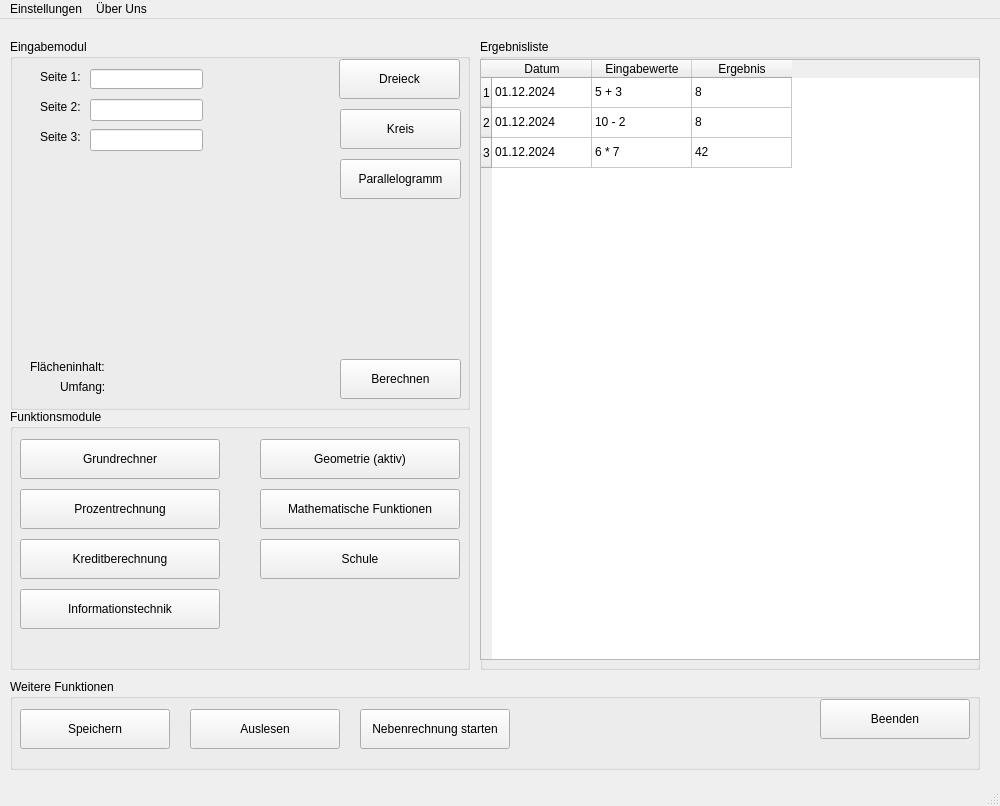
The window that modular_calc_jfy/window.ui (aurxl/modular-calc-jfy) describes before a commit, drawn with Qt 5.
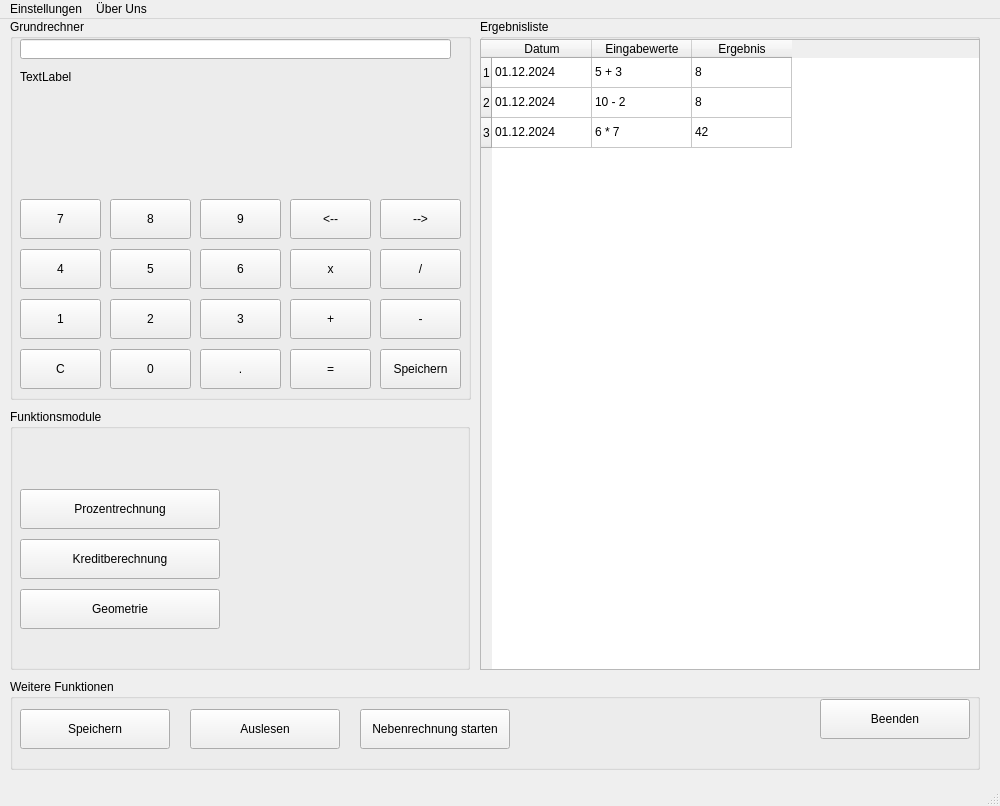
The same window after the commit.

Commit message: gui + rechner(nicht gut)

```diff
--- a/modular_calc_jfy/window.ui
+++ b/modular_calc_jfy/window.ui
@@ -26,20 +26,7 @@
     <property name="title">
      <string>Funktionsmodule</string>
     </property>
-    <widget class="QPushButton" name="button_basic_math">
-     <property name="geometry">
-      <rect>
-       <x>10</x>
-       <y>30</y>
-       <width>200</width>
-       <height>40</height>
-      </rect>
-     </property>
-     <property name="text">
-      <string>Grundrechner</string>
-     </property>
-    </widget>
-    <widget class="QPushButton" name="button_percentage">
+    <widget class="QPushButton" name="button_percentage_module">
      <property name="geometry">
       <rect>
        <x>10</x>
@@ -65,46 +52,7 @@
       <string>Kreditberechnung</string>
      </property>
     </widget>
-    <widget class="QPushButton" name="button_percentage_2">
-     <property name="geometry">
-      <rect>
-       <x>250</x>
-       <y>30</y>
-       <width>200</width>
-       <height>40</height>
-      </rect>
-     </property>
-     <property name="text">
-      <string>Geometrie (aktiv)</string>
-     </property>
-    </widget>
-    <widget class="QPushButton" name="button_percentage_3">
-     <property name="geometry">
-      <rect>
-       <x>250</x>
-       <y>80</y>
-       <width>200</width>
-       <height>40</height>
-      </rect>
-     </property>
-     <property name="text">
-      <string>Mathematische Funktionen</string>
-     </property>
-    </widget>
-    <widget class="QPushButton" name="button_percentage_4">
-     <property name="geometry">
-      <rect>
-       <x>250</x>
-       <y>130</y>
-       <width>200</width>
-       <height>40</height>
-      </rect>
-     </property>
-     <property name="text">
-      <string>Schule</string>
-     </property>
-    </widget>
-    <widget class="QPushButton" name="button_credit_2">
+    <widget class="QPushButton" name="button_geometry_module">
      <property name="geometry">
       <rect>
        <x>10</x>
@@ -114,7 +62,7 @@
       </rect>
      </property>
      <property name="text">
-      <string>Informationstechnik</string>
+      <string>Geometrie</string>
      </property>
     </widget>
    </widget>
@@ -122,9 +70,9 @@
     <property name="geometry">
      <rect>
       <x>480</x>
-      <y>20</y>
+      <y>0</y>
       <width>500</width>
-      <height>631</height>
+      <height>651</height>
      </rect>
     </property>
     <property name="title">
@@ -136,7 +84,7 @@
        <x>0</x>
        <y>20</y>
        <width>500</width>
-       <height>601</height>
+       <height>631</height>
       </rect>
      </property>
      <property name="mouseTracking">
@@ -288,172 +236,295 @@
     <property name="geometry">
      <rect>
       <x>10</x>
-      <y>20</y>
-      <width>460</width>
-      <height>371</height>
+      <y>0</y>
+      <width>461</width>
+      <height>381</height>
      </rect>
     </property>
     <property name="title">
-     <string>Eingabemodul</string>
+     <string>Grundrechner</string>
     </property>
-    <widget class="QLabel" name="label">
+    <widget class="QPushButton" name="calc_btn_c">
      <property name="geometry">
       <rect>
        <x>10</x>
-       <y>20</y>
-       <width>55</width>
-       <height>16</height>
+       <y>330</y>
+       <width>81</width>
+       <height>40</height>
       </rect>
      </property>
      <property name="text">
-      <string/>
+      <string>C</string>
      </property>
     </widget>
-    <widget class="QLabel" name="label_2">
+    <widget class="QPushButton" name="calc_btn_0">
      <property name="geometry">
       <rect>
-       <x>20</x>
-       <y>320</y>
+       <x>100</x>
+       <y>330</y>
        <width>81</width>
-       <height>16</height>
+       <height>40</height>
       </rect>
      </property>
      <property name="text">
-      <string>Flächeninhalt:</string>
+      <string>0</string>
      </property>
     </widget>
-    <widget class="QLabel" name="label_3">
+    <widget class="QPushButton" name="calc_btn_dot">
      <property name="geometry">
       <rect>
-       <x>50</x>
-       <y>340</y>
-       <width>51</width>
-       <height>16</height>
+       <x>190</x>
+       <y>330</y>
+       <width>81</width>
+       <height>40</height>
       </rect>
      </property>
      <property name="text">
-      <string>Umfang:</string>
+      <string>.</string>
      </property>
     </widget>
-    <widget class="QLabel" name="label_4">
+    <widget class="QPushButton" name="calc_btn_eq">
      <property name="geometry">
       <rect>
-       <x>30</x>
-       <y>30</y>
-       <width>55</width>
-       <height>16</height>
+       <x>280</x>
+       <y>330</y>
+       <width>81</width>
+       <height>40</height>
       </rect>
      </property>
      <property name="text">
-      <string>Seite 1:</string>
+      <string>=</string>
      </property>
     </widget>
-    <widget class="QLabel" name="label_5">
+    <widget class="QPushButton" name="calc_btn_save">
      <property name="geometry">
       <rect>
-       <x>30</x>
-       <y>60</y>
-       <width>55</width>
-       <height>16</height>
+       <x>370</x>
+       <y>330</y>
+       <width>81</width>
+       <height>40</height>
       </rect>
      </property>
      <property name="text">
-      <string>Seite 2:</string>
+      <string>Speichern</string>
      </property>
     </widget>
     <widget class="QPushButton" name="button_percentage_5">
      <property name="geometry">
       <rect>
-       <x>329</x>
-       <y>20</y>
-       <width>121</width>
+       <x>100</x>
+       <y>280</y>
+       <width>81</width>
        <height>40</height>
       </rect>
      </property>
      <property name="text">
-      <string>Dreieck</string>
+      <string>2</string>
      </property>
     </widget>
     <widget class="QPushButton" name="button_percentage_6">
      <property name="geometry">
       <rect>
-       <x>330</x>
-       <y>70</y>
-       <width>121</width>
+       <x>370</x>
+       <y>280</y>
+       <width>81</width>
        <height>40</height>
       </rect>
      </property>
      <property name="text">
-      <string>Kreis</string>
+      <string>-</string>
      </property>
     </widget>
     <widget class="QPushButton" name="button_percentage_7">
      <property name="geometry">
       <rect>
-       <x>330</x>
-       <y>120</y>
-       <width>121</width>
+       <x>190</x>
+       <y>280</y>
+       <width>81</width>
        <height>40</height>
       </rect>
      </property>
      <property name="text">
-      <string>Parallelogramm</string>
+      <string>3</string>
      </property>
     </widget>
-    <widget class="QLabel" name="label_6">
+    <widget class="QPushButton" name="calc_btn_1">
      <property name="geometry">
       <rect>
-       <x>30</x>
-       <y>90</y>
-       <width>55</width>
-       <height>16</height>
+       <x>10</x>
+       <y>280</y>
+       <width>81</width>
+       <height>40</height>
       </rect>
      </property>
      <property name="text">
-      <string>Seite 3:</string>
+      <string>1</string>
      </property>
     </widget>
-    <widget class="QLineEdit" name="lineEdit">
+    <widget class="QPushButton" name="calc_btn_add">
      <property name="geometry">
       <rect>
-       <x>80</x>
-       <y>30</y>
-       <width>113</width>
+       <x>280</x>
+       <y>280</y>
+       <width>81</width>
+       <height>40</height>
+      </rect>
+     </property>
+     <property name="text">
+      <string>+</string>
+     </property>
+    </widget>
+    <widget class="QPushButton" name="calc_btn_5">
+     <property name="geometry">
+      <rect>
+       <x>100</x>
+       <y>230</y>
+       <width>81</width>
+       <height>40</height>
+      </rect>
+     </property>
+     <property name="text">
+      <string>5</string>
+     </property>
+    </widget>
+    <widget class="QPushButton" name="calc_btn_div">
+     <property name="geometry">
+      <rect>
+       <x>370</x>
+       <y>230</y>
+       <width>81</width>
+       <height>40</height>
+      </rect>
+     </property>
+     <property name="text">
+      <string>/</string>
+     </property>
+    </widget>
+    <widget class="QPushButton" name="calc_btn_6">
+     <property name="geometry">
+      <rect>
+       <x>190</x>
+       <y>230</y>
+       <width>81</width>
+       <height>40</height>
+      </rect>
+     </property>
+     <property name="text">
+      <string>6</string>
+     </property>
+    </widget>
+    <widget class="QPushButton" name="calc_btn_4">
+     <property name="geometry">
+      <rect>
+       <x>10</x>
+       <y>230</y>
+       <width>81</width>
+       <height>40</height>
+      </rect>
+     </property>
+     <property name="text">
+      <string>4</string>
+     </property>
+    </widget>
+    <widget class="QPushButton" name="calc_btn_mul">
+     <property name="geometry">
+      <rect>
+       <x>280</x>
+       <y>230</y>
+       <width>81</width>
+       <height>40</height>
+      </rect>
+     </property>
+     <property name="text">
+      <string>x</string>
+     </property>
+    </widget>
+    <widget class="QPushButton" name="calc_btn_8">
+     <property name="geometry">
+      <rect>
+       <x>100</x>
+       <y>180</y>
+       <width>81</width>
+       <height>40</height>
+      </rect>
+     </property>
+     <property name="text">
+      <string>8</string>
+     </property>
+    </widget>
+    <widget class="QPushButton" name="calc_btn_right">
+     <property name="geometry">
+      <rect>
+       <x>370</x>
+       <y>180</y>
+       <width>81</width>
+       <height>40</height>
+      </rect>
+     </property>
+     <property name="text">
+      <string>--&gt;</string>
+     </property>
+    </widget>
+    <widget class="QPushButton" name="calc_btn_9">
+     <property name="geometry">
+      <rect>
+       <x>190</x>
+       <y>180</y>
+       <width>81</width>
+       <height>40</height>
+      </rect>
+     </property>
+     <property name="text">
+      <string>9</string>
+     </property>
+    </widget>
+    <widget class="QPushButton" name="calc_btn_7">
+     <property name="geometry">
+      <rect>
+       <x>10</x>
+       <y>180</y>
+       <width>81</width>
+       <height>40</height>
+      </rect>
+     </property>
+     <property name="text">
+      <string>7</string>
+     </property>
+    </widget>
+    <widget class="QPushButton" name="calc_btn_left">
+     <property name="geometry">
+      <rect>
+       <x>280</x>
+       <y>180</y>
+       <width>81</width>
+       <height>40</height>
+      </rect>
+     </property>
+     <property name="text">
+      <string>&lt;--</string>
+     </property>
+    </widget>
+    <widget class="QLineEdit" name="calc_input">
+     <property name="geometry">
+      <rect>
+       <x>10</x>
+       <y>20</y>
+       <width>431</width>
        <height>20</height>
       </rect>
      </property>
     </widget>
-    <widget class="QLineEdit" name="lineEdit_2">
+    <widget class="QLabel" name="calc_display">
      <property name="geometry">
       <rect>
-       <x>80</x>
-       <y>60</y>
-       <width>113</width>
-       <height>22</height>
-      </rect>
-     </property>
-    </widget>
-    <widget class="QLineEdit" name="lineEdit_3">
-     <property name="geometry">
-      <rect>
-       <x>80</x>
-       <y>90</y>
-       <width>113</width>
-       <height>22</height>
-      </rect>
-     </property>
-    </widget>
-    <widget class="QPushButton" name="button_percentage_8">
-     <property name="geometry">
-      <rect>
-       <x>330</x>
-       <y>320</y>
-       <width>121</width>
-       <height>40</height>
+       <x>10</x>
+       <y>50</y>
+       <width>431</width>
+       <height>16</height>
       </rect>
      </property>
      <property name="text">
-      <string>Berechnen</string>
+      <string>TextLabel</string>
      </property>
     </widget>
    </widget>
```
Left out of the diff: 10 changed lines with no effect on the pictures. The commit also changes 2 other files.
